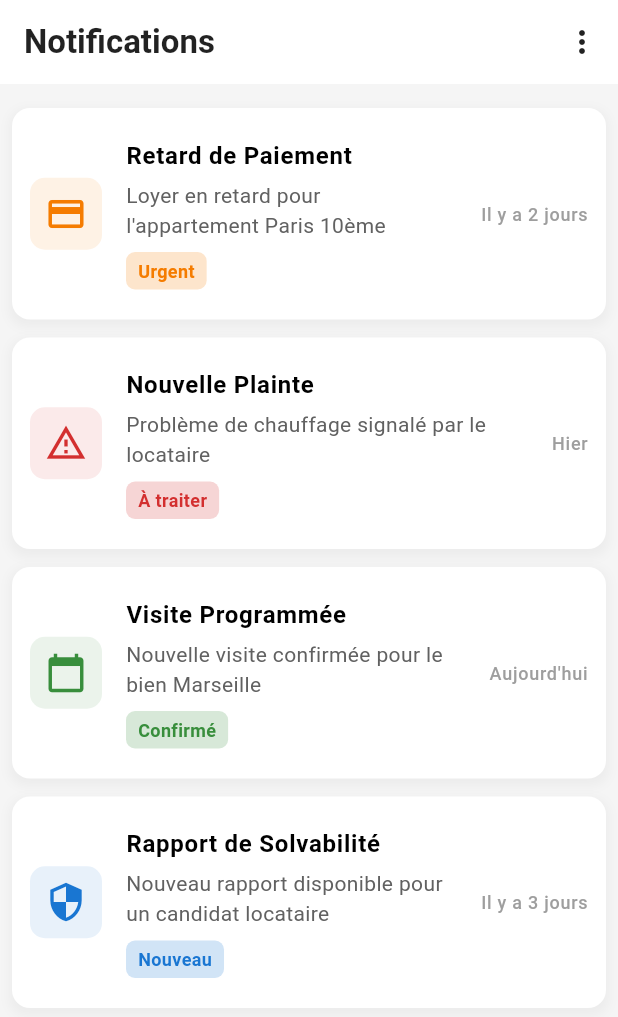
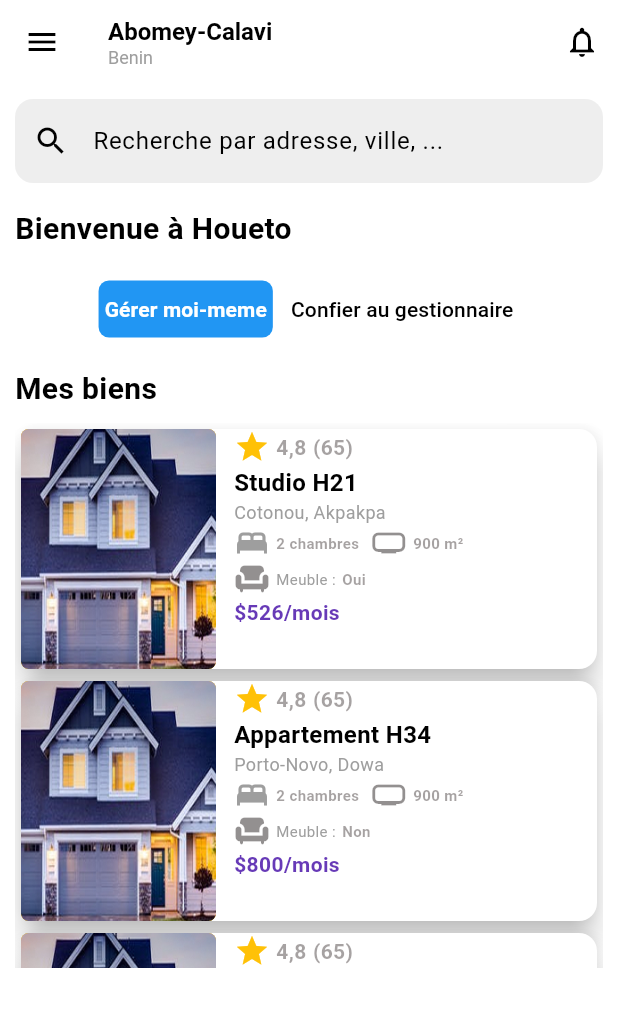
Before and after one commit to Honorine684/flutterDay05, a Flutter app: the screen it shows after launch, on a phone screen of 412 x 824 dp. Shown: the top 1017 px of the screen. Run offline on Flutter 3.47's test engine with Material 3 defaults, Android fonts, the light colour scheme and no system bars; drawn by our look-alikes of buttons_tabbar; our stand-ins replace cloud_firestore, firebase_auth, firebase_core; accounts and stored records are empty.

Commit message:
Création de la page d'accueil pour le ppropriétaire

```diff
--- a/houeto/lib/main.dart
+++ b/houeto/lib/main.dart
@@ -2,7 +2,9 @@ import 'package:firebase_core/firebase_core.dart';
 import 'package:flutter/material.dart';
 import 'package:houeto/Login.dart';
 import 'package:houeto/firebase_options.dart';
+import 'package:houeto/page.dart';
 import 'package:houeto/pageAnnonces.dart';
+import 'package:houeto/pageDaccueil.dart';
 import 'package:houeto/pageDetails.dart';
 import 'package:houeto/pageNotifications.dart';
 import 'package:houeto/pageProfile.dart';
@@ -14,7 +16,7 @@ Future<void> main() async {
     options: DefaultFirebaseOptions.currentPlatform
   );
    runApp(MaterialApp(
-   home: NotificationsPage(),
+   home: PageAccueil(),
     debugShowCheckedModeBanner: false,
     theme: ThemeData(
       scaffoldBackgroundColor: Colors.white,
--- /dev/null
+++ b/houeto/lib/page.dart
@@ -0,0 +1,356 @@
+import 'package:flutter/material.dart';
+import 'package:buttons_tabbar/buttons_tabbar.dart';
+
+class PageAccueil extends StatelessWidget {
+  final List<Map<String, dynamic>> mesBiens = [
+    {
+      'image': 'assets/images/fig2.jpg',
+      'nom': 'Studio H21',
+      'numero': '4,8',
+      'nombre': '(65)',
+      'prix': '\$526/mois',
+      'chambres': '2 chambres',
+      'surface': '900 m²',
+      'localisation': 'Cotonou, Akpakpa',
+      'meuble': 'Oui',
+      'estFavoris': false
+    },
+    {
+      'image': 'assets/images/fig2.jpg',
+      'nom': 'Appartement H34',
+      'prix': '\$800/mois',
+      'numero': '4,8',
+      'meuble': 'Non',
+      'localisation': 'Porto-Novo, Dowa',
+      'nombre': '(65)',
+      'chambres': '2 chambres',
+      'surface': '900 m²',
+      'estFavoris': false
+    },
+    {
+      'image': 'assets/images/fig2.jpg',
+      'nom': 'Studio H21',
+      'numero': '4,8',
+      'nombre': '(65)',
+      'prix': '\$526/mois',
+      'chambres': '2 chambres',
+      'surface': '900 m²',
+      'meuble': 'Oui',
+      'localisation': 'Cotonou, Akpakpa',
+      'estFavoris': false
+    },
+  ];
+
+  final List<Map<String, dynamic>> biensGestionnaire = [
+    {
+      'image': 'assets/images/fig2.jpg',
+      'nom': 'Maison G12',
+      'numero': '4,5',
+      'nombre': '(40)',
+      'prix': '\$1200/mois',
+      'chambres': '3 chambres',
+      'surface': '1200 m²',
+      'localisation': 'Cotonou, Fidjrossè',
+      'meuble': 'Non',
+      'estFavoris': false
+    },
+    {
+      'image': 'assets/images/fig2.jpg',
+      'nom': 'Appartement G45',
+      'prix': '\$950/mois',
+      'numero': '4,7',
+      'meuble': 'Oui',
+      'localisation': 'Porto-Novo, Centre',
+      'nombre': '(55)',
+      'chambres': '2 chambres',
+      'surface': '850 m²',
+      'estFavoris': false
+    },
+  ];
+
+  @override
+  Widget build(BuildContext context) {
+    return Scaffold(
+      backgroundColor: Colors.white,
+      appBar: AppBar(
+        backgroundColor: Colors.white,
+        elevation: 0,
+        leading: IconButton(
+          icon: Icon(Icons.menu, color: Colors.black),
+          onPressed: () {},
+        ),
+        actions: [
+          IconButton(
+            icon: Icon(Icons.notifications_outlined, color: Colors.black),
+            onPressed: () {},
+          ),
+        ],
+        title: Column(
+          crossAxisAlignment: CrossAxisAlignment.start,
+          children: [
+            Text(
+              'Abomey-Calavi',
+              style: TextStyle(
+                color: Colors.black,
+                fontSize: 16,
+                fontWeight: FontWeight.bold,
+              ),
+            ),
+            Text(
+              'Benin',
+              style: TextStyle(
+                color: Colors.grey,
+                fontSize: 12,
+              ),
+            ),
+          ],
+        ),
+      ),
+      body: SingleChildScrollView(
+        child: Padding(
+          padding: const EdgeInsets.all(10),
+          child: Column(
+            crossAxisAlignment: CrossAxisAlignment.start,
+            children: [
+              TextField(
+                decoration: InputDecoration(
+                  hintText: 'Recherche par adresse, ville, ...',
+                  prefixIcon: Icon(Icons.search),
+                  border: OutlineInputBorder(
+                    borderRadius: BorderRadius.circular(12),
+                    borderSide: BorderSide.none,
+                  ),
+                  filled: true,
+                  fillColor: Colors.grey[200],
+                ),
+              ),
+
+              SizedBox(height: 16),
+
+              Text(
+                'Bienvenue à Houeto',
+                style: TextStyle(
+                  fontSize: 20,
+                  fontWeight: FontWeight.bold,
+                ),
+              ),
+
+              SizedBox(height: 16),
+
+              SafeArea(
+                child: DefaultTabController(
+                  length: 2,
+                  child: Column(
+                    children: <Widget>[
+                      ButtonsTabBar(
+                        backgroundColor: Colors.blue,
+                        unselectedBackgroundColor: Colors.white,
+                        unselectedLabelStyle: TextStyle(color: Colors.black),
+                        labelStyle: TextStyle(
+                          color: Colors.white,
+                          fontWeight: FontWeight.bold,
+                        ),
+                        tabs: [
+                          Tab(text: "Gérer moi-meme"),
+                          Tab(text: "Confier au gestionnaire"),
+                        ],
+                      ),
+                      SizedBox(height: 16),
+                      SizedBox(
+                        height: 400,
+                        child: TabBarView(
+                          children: <Widget>[
+                            _propriete(context, "Mes biens", mesBiens),
+                            _propriete(context, "Biens du gestionnaire", biensGestionnaire),
+                          ],
+                        ),
+                      ),
+                    ],
+                  ),
+                ),
+              ),
+            ],
+          ),
+        ),
+      ),
+    );
+  }
+
+  Widget _propriete(BuildContext context, String title, List<Map<String, dynamic>> biens) {
+    return Column(
+      crossAxisAlignment: CrossAxisAlignment.start,
+      children: [
+        Text(
+          title,
+          style: TextStyle(fontSize: 20, fontWeight: FontWeight.bold),
+        ),
+        SizedBox(height: 8),
+        Expanded(
+          child: SingleChildScrollView(
+            child: Column(
+              children: biens.map((bien) =>
+                _cartePropriete(context, bien)
+              ).toList(),
+            ),
+          ),
+        ),
+      ],
+    );
+  }
+
+  Widget _cartePropriete(BuildContext context, Map<String, dynamic> bien) {
+    final largeurEcran = MediaQuery.of(context).size.width;
+    final hauteurEcran = MediaQuery.of(context).size.height;
+
+    return Card(
+      elevation: 8,
+      child: Container(
+        width: double.infinity,
+        height: 160,
+        child: Row(
+          crossAxisAlignment: CrossAxisAlignment.start,
+          children: [
+            Container(
+              height: 160,
+              width: 130,
+              decoration: BoxDecoration(
+                borderRadius: BorderRadius.circular(5),
+                color: Colors.amber,
+                image: DecorationImage(
+                  image: AssetImage(bien['image']),
+                  fit: BoxFit.cover,
+                ),
+              ),
+            ),
+            Padding(
+              padding: const EdgeInsets.only(left: 12.0),
+              child: Column(
+                crossAxisAlignment: CrossAxisAlignment.start,
+                children: [
+                  Row(
+                    children: [
+                      Icon(
+                        Icons.star,
+                        color: Colors.amber,
+                      ),
+                      SizedBox(
+                        width: largeurEcran * 0.01,
+                      ),
+                      Text(
+                        bien['numero'],
+                        style: TextStyle(
+                          fontWeight: FontWeight.bold,
+                          color: Color.fromRGBO(67, 58, 58, 0.475),
+                        ),
+                      ),
+                      SizedBox(
+                        width: largeurEcran * 0.01,
+                      ),
+                      Text(
+                        bien['nombre'],
+                        style: TextStyle(
+                          fontWeight: FontWeight.bold,
+                          color: Color.fromRGBO(67, 58, 58, 0.475),
+                        ),
+                      ),
+                    ],
+                  ),
+                  Text(
+                    bien['nom'],
+                    style: TextStyle(
+                      fontWeight: FontWeight.bold,
+                      fontSize: 16,
+                    ),
+                    maxLines: 1,
+                    overflow: TextOverflow.ellipsis,
+                  ),
+                  Text(
+                    bien['localisation'],
+                    style: TextStyle(
+                      color: Colors.grey,
+                      fontSize: 12,
+                    ),
+                    maxLines: 1,
+                    overflow: TextOverflow.ellipsis,
+                  ),
+                  Row(
+                    children: [
+                      Icon(
+                        Icons.bed,
+                        color: Colors.grey,
+                      ),
+                      SizedBox(
+                        width: largeurEcran * 0.01,
+                      ),
+                      Text(
+                        bien['chambres'],
+                        style: TextStyle(
+                          fontWeight: FontWeight.bold,
+                          color: Color.fromRGBO(67, 58, 58, 0.475),
+                          fontSize: 10
+                        ),
+                      ),
+                      SizedBox(
+                        width: largeurEcran * 0.019,
+                      ),
+                      Icon(
+                        Icons.home_max_outlined,
+                        color: Color.fromRGBO(28, 21, 21, 0.475),
+                      ),
+                      SizedBox(
+                        width: largeurEcran * 0.01,
+                      ),
+                      Text(
+                        bien['surface'],
+                        style: TextStyle(
+                          fontWeight: FontWeight.bold,
+                          color: Color.fromRGBO(67, 58, 58, 0.475),
+                          fontSize: 10
+                        ),
+                      ),
+                    ],
+                  ),
+                  Row(
+                    children: [
+                      Icon(
+                        Icons.chair,
+                        color: Color.fromRGBO(28, 21, 21, 0.475),
+                      ),
+                      SizedBox(
+                        width: largeurEcran * 0.01,
+                      ),
+                      Text('Meuble :', style: TextStyle(fontSize: 10, color: Colors.grey),),
+                      SizedBox(
+                        width: largeurEcran * 0.01,
+                      ),
+                      Text(
+                        bien['meuble'],
+                        style: TextStyle(
+                          fontWeight: FontWeight.bold,
+                          color: Color.fromRGBO(67, 58, 58, 0.475),
+                          fontSize: 10
+                        ),
+                      ),
+                    ],
+                  ),
+                  Row(
+                    mainAxisAlignment: MainAxisAlignment.spaceBetween,
+                    children: [
+                      Text(
+                        bien['prix'],
+                        style: TextStyle(
+                          color: Colors.deepPurple,
+                          fontWeight: FontWeight.bold,
+                        ),
+                      ),
+                    ],
+                  ),
+                ],
+              ),
+            ),
+          ],
+        ),
+      ),
+    );
+  }
+}
--- a/houeto/lib/pageNotifications.dart
+++ b/houeto/lib/pageNotifications.dart
@@ -64,7 +64,7 @@ class _NotificationsPageState extends State<NotificationsPage> {
           IconButton(
             icon: Icon(Icons.more_vert, color: Colors.black87),
             onPressed: () {
-              // Options supplémentaires
+
             },
           ),
         ],
@@ -146,7 +146,7 @@ class _NotificationsPageState extends State<NotificationsPage> {
                 ),
               ),
               onTap: () {
-                // Action lors du tap sur une notification
+
               },
             ),
           );
--- a/houeto/pubspec.yaml
+++ b/houeto/pubspec.yaml
@@ -39,6 +39,7 @@ dependencies:
   flutter_switch: ^0.3.2
   firebase_auth: ^5.5.1
   google_sign_in: ^6.3.0
+  buttons_tabbar: ^1.3.15
 
 dev_dependencies:
   flutter_test:
```
Also changed, not shown: houeto/lib/pageDaccueil.dart (added, +305 -0 lines), houeto/pubspec.lock.
